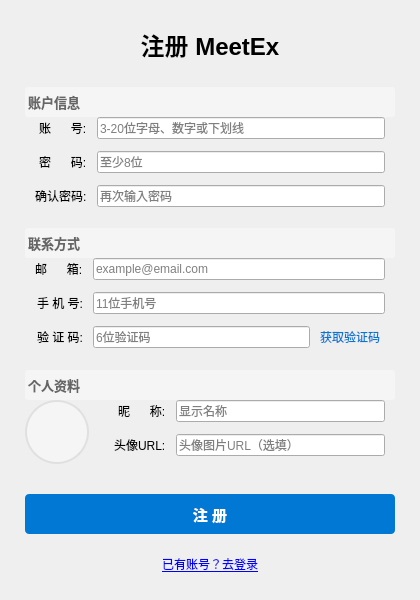
zhangdalin/MeetEx, file ui/register.ui: the form before one commit.
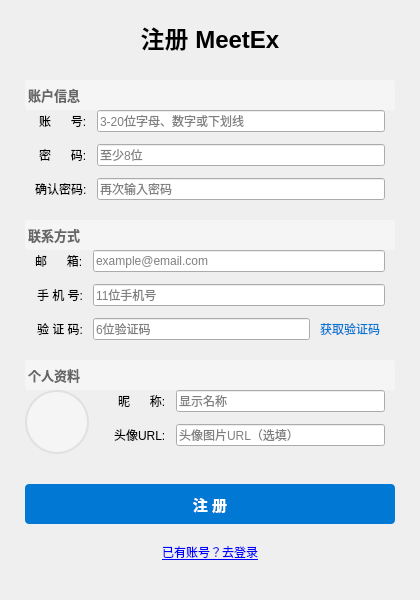
The form after the commit. Icons and pictures are not drawn.

Commit message:
feat(ui): 统一设置模态窗口并优化布局
- bookmeeting.ui: 更新 Qt6 枚举格式
- joinmeeting.ui: 设置模态窗口，固定大小 800x600
- login.ui: 固定大小 400x350，模态窗口，禁用最大/最小化
- register.ui: 模态窗口设置

```diff
--- a/ui/register.ui
+++ b/ui/register.ui
@@ -47,17 +47,6 @@
    <property name="bottomMargin">
     <number>20</number>
    </property>
-
-   <!-- 顶部间距 -->
-   <item>
-    <spacer name="verticalSpacer_top">
-     <property name="orientation">
-      <enum>Qt::Vertical</enum>
-     </property>
-    </spacer>
-   </item>
-
-   <!-- 页面标题 -->
    <item>
     <widget class="QLabel" name="titleLabel">
      <property name="font">
@@ -111,7 +100,7 @@
       <string>账户信息</string>
      </property>
      <property name="alignment">
-      <set>Qt::AlignLeft|Qt::AlignVCenter</set>
+      <set>Qt::AlignmentFlag::AlignLeading|Qt::AlignmentFlag::AlignLeft|Qt::AlignmentFlag::AlignVCenter</set>
      </property>
     </widget>
    </item>
@@ -120,10 +109,10 @@
    <item>
     <layout class="QFormLayout" name="accountFormLayout">
      <property name="labelAlignment">
-      <set>Qt::AlignRight|Qt::AlignVCenter</set>
+      <set>Qt::AlignmentFlag::AlignRight|Qt::AlignmentFlag::AlignTrailing|Qt::AlignmentFlag::AlignVCenter</set>
      </property>
      <property name="formAlignment">
-      <set>Qt::AlignLeading|Qt::AlignTop</set>
+      <set>Qt::AlignmentFlag::AlignLeading|Qt::AlignmentFlag::AlignLeft|Qt::AlignmentFlag::AlignTop</set>
      </property>
      <property name="horizontalSpacing">
       <number>10</number>
@@ -224,7 +213,7 @@
       <string>联系方式</string>
      </property>
      <property name="alignment">
-      <set>Qt::AlignLeft|Qt::AlignVCenter</set>
+      <set>Qt::AlignmentFlag::AlignLeading|Qt::AlignmentFlag::AlignLeft|Qt::AlignmentFlag::AlignVCenter</set>
      </property>
     </widget>
    </item>
@@ -233,10 +222,10 @@
    <item>
     <layout class="QFormLayout" name="contactFormLayout">
      <property name="labelAlignment">
-      <set>Qt::AlignRight|Qt::AlignVCenter</set>
+      <set>Qt::AlignmentFlag::AlignRight|Qt::AlignmentFlag::AlignTrailing|Qt::AlignmentFlag::AlignVCenter</set>
      </property>
      <property name="formAlignment">
-      <set>Qt::AlignLeading|Qt::AlignTop</set>
+      <set>Qt::AlignmentFlag::AlignLeading|Qt::AlignmentFlag::AlignLeft|Qt::AlignmentFlag::AlignTop</set>
      </property>
      <property name="horizontalSpacing">
       <number>10</number>
@@ -360,7 +349,7 @@
       <string>个人资料</string>
      </property>
      <property name="alignment">
-      <set>Qt::AlignLeft|Qt::AlignVCenter</set>
+      <set>Qt::AlignmentFlag::AlignLeading|Qt::AlignmentFlag::AlignLeft|Qt::AlignmentFlag::AlignVCenter</set>
      </property>
     </widget>
    </item>
@@ -408,10 +397,10 @@
      <item>
       <layout class="QFormLayout" name="profileFormLayout">
        <property name="labelAlignment">
-        <set>Qt::AlignRight|Qt::AlignVCenter</set>
+        <set>Qt::AlignmentFlag::AlignRight|Qt::AlignmentFlag::AlignTrailing|Qt::AlignmentFlag::AlignVCenter</set>
        </property>
        <property name="formAlignment">
-        <set>Qt::AlignLeading|Qt::AlignTop</set>
+        <set>Qt::AlignmentFlag::AlignLeading|Qt::AlignmentFlag::AlignLeft|Qt::AlignmentFlag::AlignTop</set>
        </property>
        <property name="horizontalSpacing">
         <number>10</number>
@@ -535,7 +524,13 @@
    <item>
     <spacer name="verticalSpacer_bottom">
      <property name="orientation">
-      <enum>Qt::Vertical</enum>
+      <enum>Qt::Orientation::Vertical</enum>
+     </property>
+     <property name="sizeHint" stdset="0">
+      <size>
+       <width>0</width>
+       <height>0</height>
+      </size>
      </property>
     </spacer>
    </item>
```
Left out of the diff: 98 changed lines with no effect on the pictures. The commit also changes 3 other files.
